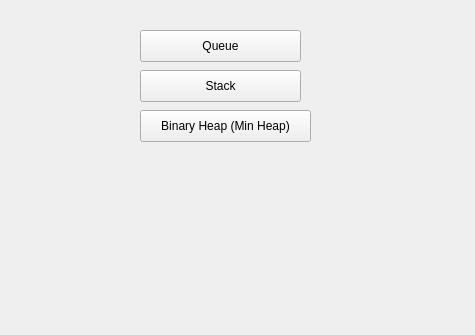
The window that DataVisualizer/mainwindow.ui (ranjiniarthi/DataVisualizer-Cpp) describes before a commit, drawn with Qt 5.
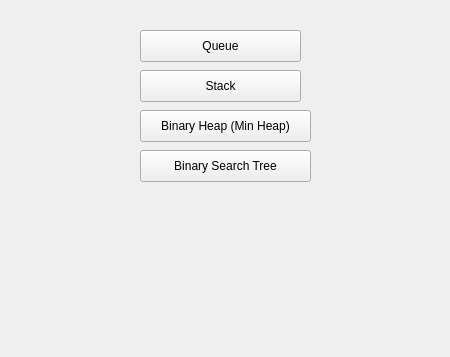
The same window after the commit.

The edit to the form file:
```diff
--- a/DataVisualizer/mainwindow.ui
+++ b/DataVisualizer/mainwindow.ui
@@ -6,8 +6,8 @@
    <rect>
     <x>0</x>
     <y>0</y>
-    <width>475</width>
-    <height>335</height>
+    <width>450</width>
+    <height>357</height>
    </rect>
   </property>
   <property name="windowTitle">
@@ -53,6 +53,19 @@
      <string>Binary Heap (Min Heap)</string>
     </property>
    </widget>
+   <widget class="QPushButton" name="pushButton_4">
+    <property name="geometry">
+     <rect>
+      <x>140</x>
+      <y>150</y>
+      <width>171</width>
+      <height>32</height>
+     </rect>
+    </property>
+    <property name="text">
+     <string>Binary Search Tree</string>
+    </property>
+   </widget>
   </widget>
  </widget>
  <layoutdefault spacing="6" margin="11"/>
```
